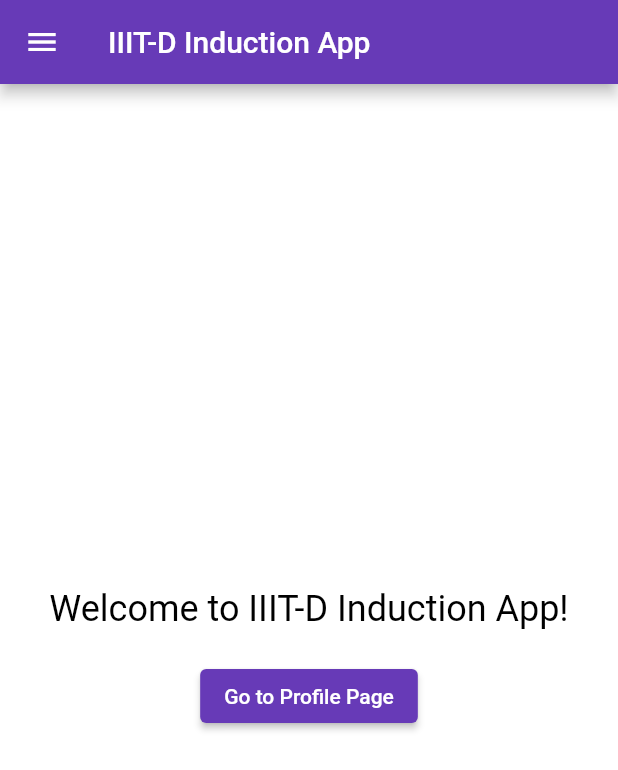
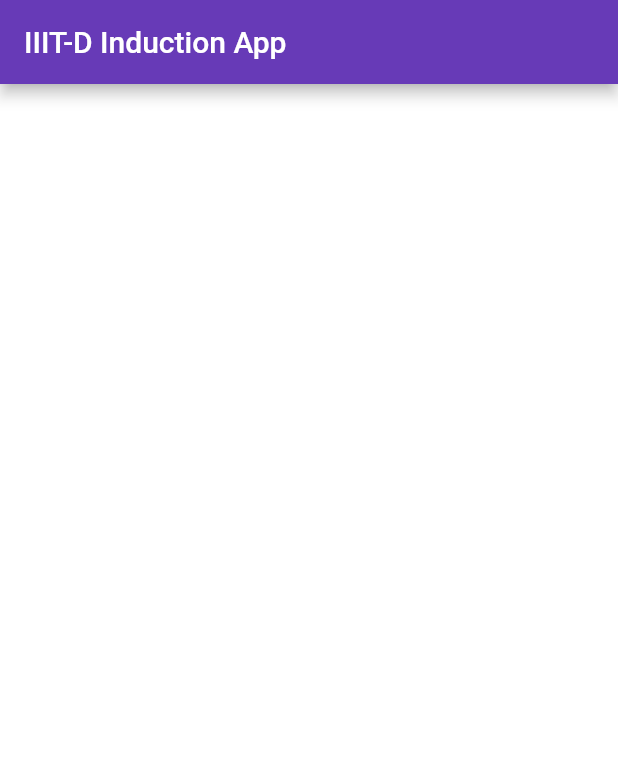
Before and after one commit to divyansh-4/BTech23_App, a Flutter app: the screen it shows after launch, on a phone screen of 412 x 824 dp. Shown: the top 770 px of the screen. Run offline on Flutter 3.47's test engine with Material 2 defaults, Android fonts, the phone set to English and light mode, and no system bars.

```diff
--- /dev/null
+++ b/lib/app.dart
@@ -0,0 +1,16 @@
+import 'package:btech_induction_2023/view/screens/home/home_screen.dart';
+import 'package:btech_induction_2023/view/theme/theme.dart';
+import 'package:flutter/material.dart';
+
+class InductionApp extends StatelessWidget {
+  const InductionApp({Key? key}) : super(key: key);
+
+  @override
+  Widget build(BuildContext context) {
+    return MaterialApp(
+      title: 'B.Tech Induction App',
+      theme: InductionAppColor.dark,
+      home: const InductionAppHomePage(title: 'IIIT-D Induction App'),
+    );
+  }
+}
--- a/lib/main.dart
+++ b/lib/main.dart
@@ -1,128 +1,6 @@
+import 'package:btech_induction_2023/app.dart';
 import 'package:flutter/material.dart';
 
 void main() {
-  runApp(const MyApp());
+  runApp(const InductionApp());
 }
-
-class MyApp extends StatelessWidget {
-  const MyApp({Key? key}) : super(key: key);
-
-  @override
-  Widget build(BuildContext context) {
-    return MaterialApp(
-      title: 'B.Tech Induction App',
-      theme: ThemeData(
-        colorScheme: ColorScheme.fromSwatch(primarySwatch: Colors.deepPurple),
-        appBarTheme: const AppBarTheme(
-          color: Colors.deepPurple,
-        ),
-        primaryColor: Colors.deepPurple,
-        hintColor: Colors.deepPurpleAccent,
-        primaryColorDark: Colors.deepPurple[700],
-        primaryColorLight: Colors.deepPurple[200],
-        canvasColor: Colors.white,
-        scaffoldBackgroundColor: Colors.white,
-        textTheme: const TextTheme(
-          bodyMedium: TextStyle(color: Colors.black),
-        ),
-      ),
-      home: const MyHomePage(title: 'IIIT-D Induction App'),
-    );
-  }
-}
-
-class MyHomePage extends StatefulWidget {
-  const MyHomePage({Key? key, required this.title}) : super(key: key);
-
-  final String title;
-
-  @override
-  State<MyHomePage> createState() => _MyHomePageState();
-}
-
-class _MyHomePageState extends State<MyHomePage> {
-  @override
-  Widget build(BuildContext context) {
-    return Scaffold(
-      appBar: AppBar(
-        title: Text(widget.title),
-      ),
-      drawer: buildSidebar(),
-      body: Center(
-        child: Column(
-          mainAxisAlignment: MainAxisAlignment.center,
-          children: <Widget>[
-            Text(
-              'Welcome to IIIT-D Induction App!',
-              style: TextStyle(fontSize: 24),
-            ),
-            SizedBox(height: 20),
-            ElevatedButton(
-              onPressed: () {
-                // Navigate to the Profile Page
-                Navigator.push(
-                  context,
-                  MaterialPageRoute(builder: (context) => ProfilePage()),
-                );
-              },
-              child: Text('Go to Profile Page'),
-            ),
-          ],
-        ),
-      ),
-    );
-  }
-
-  Drawer buildSidebar() {
-    return Drawer(
-      child: ListView(
-        padding: EdgeInsets.zero,
-        children: <Widget>[
-          Container(
-            height: 90.00, // Set the height of the drawer header
-            decoration: BoxDecoration(
-              color: Theme.of(context).primaryColor,
-            ),
-            child: Center(
-              child: Text(
-                'IIITD',
-                style: TextStyle(color: Colors.white, fontSize: 24),
-              ),
-            ),
-          ),
-          ListTile(
-            leading: Icon(Icons.person),
-            title: Text('Profile Page'),
-            onTap: () {
-              // Close the drawer and navigate to the Profile Page
-              Navigator.pop(context);
-              Navigator.push(
-                context,
-                MaterialPageRoute(builder: (context) => ProfilePage()),
-              );
-            },
-          ),
-        ],
-      ),
-    );
-  }
-}
-
-class ProfilePage extends StatelessWidget {
-  const ProfilePage({Key? key}) : super(key: key);
-
-  @override
-  Widget build(BuildContext context) {
-    return Scaffold(
-      appBar: AppBar(
-        title: Text('Profile Page'),
-      ),
-      body: Center(
-        child: Text(
-          'This is the Profile Page',
-          style: TextStyle(fontSize: 24),
-        ),
-      ),
-    );
-  }
-}
--- /dev/null
+++ b/lib/view/screens/home/home_screen.dart
@@ -0,0 +1,28 @@
+import 'package:flutter/material.dart';
+
+class InductionAppHomePage extends StatefulWidget {
+  const InductionAppHomePage({Key? key, required this.title}) : super(key: key);
+
+  final String title;
+
+  @override
+  State<InductionAppHomePage> createState() => _InductionAppHomePageState();
+}
+
+class _InductionAppHomePageState extends State<InductionAppHomePage> {
+  @override
+  Widget build(BuildContext context) {
+    return Scaffold(
+      appBar: AppBar(
+        title: Text(widget.title),
+      ),
+      //drawer: buildSidebar(),
+      body: const Center(
+        child: Column(
+          mainAxisAlignment: MainAxisAlignment.center,
+          children: <Widget>[],
+        ),
+      ),
+    );
+  }
+}
--- /dev/null
+++ b/lib/view/theme/theme.dart
@@ -0,0 +1,49 @@
+import 'package:flutter/material.dart';
+
+class InductionAppColor {
+  static final dark = ThemeData(
+    colorScheme: ColorScheme.fromSwatch(primarySwatch: Colors.deepPurple),
+    appBarTheme: const AppBarTheme(
+      color: Colors.deepPurple,
+    ),
+    primaryColor: Colors.deepPurple,
+    hintColor: Colors.deepPurpleAccent,
+    primaryColorDark: Colors.deepPurple[700],
+    primaryColorLight: Colors.deepPurple[200],
+    canvasColor: Colors.white,
+    scaffoldBackgroundColor: Colors.white,
+    textTheme: const TextTheme(
+      bodyMedium: TextStyle(color: Colors.black),
+    ),
+    brightness: Brightness.dark,
+    primarySwatch: Colors.deepPurple,
+    dividerTheme: const DividerThemeData(thickness: 0.8),
+    chipTheme: const ChipThemeData(
+      padding: EdgeInsets.zero,
+      labelStyle: TextStyle(
+        fontSize: 11,
+        fontWeight: FontWeight.normal,
+      ),
+    ),
+    listTileTheme: const ListTileThemeData(
+      dense: true,
+      minVerticalPadding: 9,
+      minLeadingWidth: 0,
+      enableFeedback: true,
+      contentPadding: EdgeInsets.symmetric(horizontal: 25),
+      visualDensity: VisualDensity.compact,
+    ),
+    inputDecorationTheme: InputDecorationTheme(
+      contentPadding: const EdgeInsets.symmetric(
+        horizontal: 16,
+        vertical: 16,
+      ),
+      labelStyle: const TextStyle(fontSize: 14),
+      filled: true,
+      fillColor: const Color(0xFF3E4358),
+      border: OutlineInputBorder(
+          borderSide: BorderSide.none, borderRadius: BorderRadius.circular(24)),
+      floatingLabelBehavior: FloatingLabelBehavior.never,
+    ),
+  );
+}
--- a/pubspec.yaml
+++ b/pubspec.yaml
@@ -25,8 +25,3 @@ flutter:
   # Add the assets configuration here
   assets:
     - images/
-
-  fonts:
-    - family:
-        fonts:
-          - asset:
```
Also changed, not shown: lib/extensions/navigation.dart (added, +28 -0 lines), lib/extensions/system.dart (added, +32 -0 lines), lib/view/constants.dart (added, +22 -0 lines), lib/view/screens/profile/profile_screen.dart (added, +20 -0 lines), lib/view/widgets/menu.dart (added, +39 -0 lines), lib/data/club.dart (added), lib/data/event.dart (added), lib/view/screens/clubs/clubs_screen.dart (added), lib/view/screens/login/login_screen.dart (added), lib/view/screens/onboarding/onboarding_screen.dart (added), lib/view/screens/profile/create_profile_screen.dart (added), pubspec.lock.
